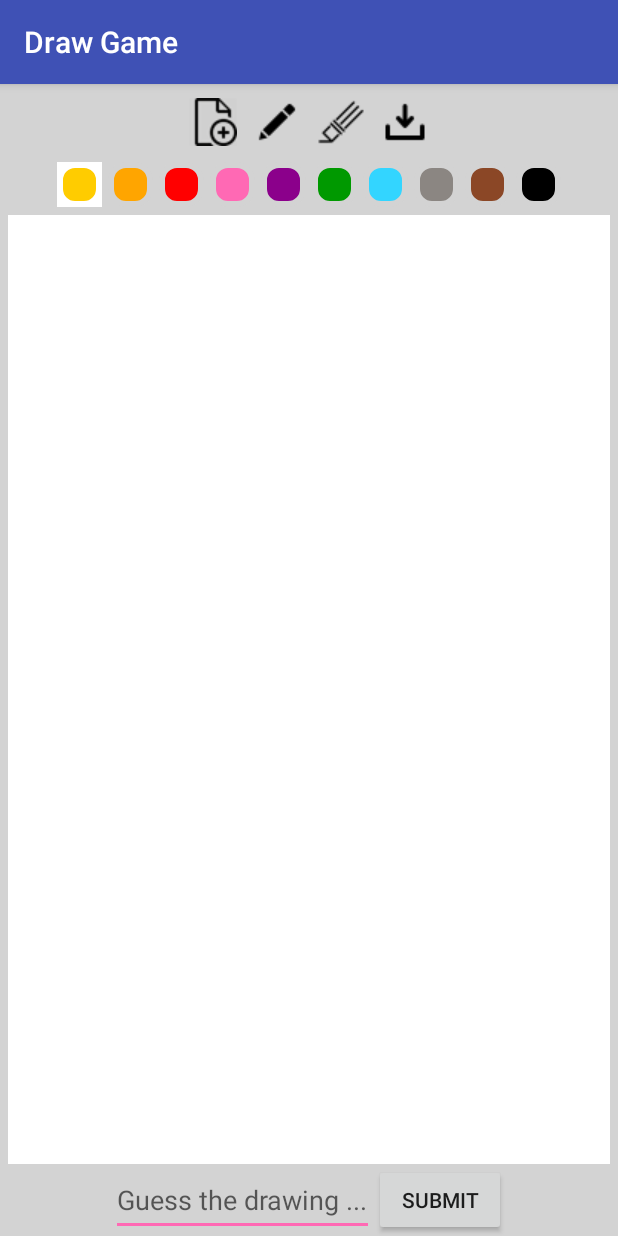
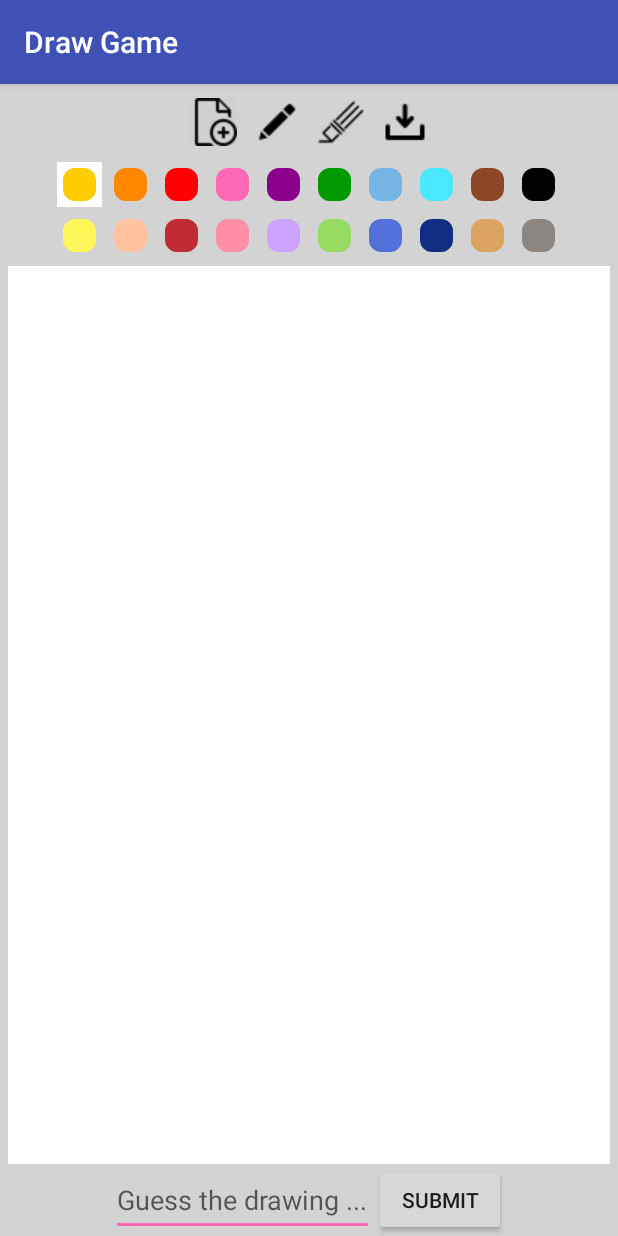
Before and after one commit to gitsani/DrawApp, an Android app: the MainActivity screen opened directly, with no data from a screen before it, on a phone screen of 412 x 824 dp. Run offline under Robolectric (Android 15) with nearby library versions, the phone set to English and light mode, and no system bars.

Commit message:
neue farben, feeertig ;)!

```diff
--- a/app/src/main/java/fhku/drawgame/DrawingView.java
+++ b/app/src/main/java/fhku/drawgame/DrawingView.java
@@ -11,7 +11,6 @@ import android.graphics.Color;
 import android.graphics.Paint;
 import android.graphics.Path;
 import android.util.AttributeSet;
-import android.util.Log;
 import android.view.MotionEvent;
 import android.view.View;
 import android.graphics.PorterDuff;
--- a/app/src/main/java/fhku/drawgame/GameOverActivity.java
+++ b/app/src/main/java/fhku/drawgame/GameOverActivity.java
@@ -34,7 +34,6 @@ public class GameOverActivity extends AppCompatActivity implements View.OnClickL
         redo.setOnClickListener(this);
 
 
-
         guess = getIntent().getBooleanExtra("guess", false);
         Log.i("GAME OVER", "result: " + guess);
 
@@ -49,7 +48,6 @@ public class GameOverActivity extends AppCompatActivity implements View.OnClickL
             redo.setVisibility(View.VISIBLE);
 
         }
-
 
     }
 
@@ -71,8 +69,6 @@ public class GameOverActivity extends AppCompatActivity implements View.OnClickL
 
         }
 
-
     }
 
-
 }
--- a/app/src/main/java/fhku/drawgame/MainActivity.java
+++ b/app/src/main/java/fhku/drawgame/MainActivity.java
@@ -54,12 +54,10 @@ public class MainActivity extends AppCompatActivity implements View.OnClickListe
         saveBtn = findViewById(R.id.save_btn);
         saveBtn.setOnClickListener(this);
 
-
         submitBtn = findViewById(R.id.submit_btn);
         submitBtn.setOnClickListener(this);
         mEdit = findViewById(R.id.edittext);
         mEdit.setOnClickListener(this);
-
     }
 
     public void paintClicked(View view) {
--- a/app/src/main/res/drawable/ic_launcher_background.xml
+++ b/app/src/main/res/drawable/ic_launcher_background.xml
@@ -167,4 +167,5 @@
         android:pathData="M79,19L79,89"
         android:strokeColor="#33FFFFFF"
         android:strokeWidth="0.8" />
+
 </vector>
--- a/app/src/main/res/layout/activity_main.xml
+++ b/app/src/main/res/layout/activity_main.xml
@@ -82,11 +82,11 @@
                 android:layout_width="@dimen/large_brush"
                 android:layout_height="@dimen/large_brush"
                 android:layout_margin="2dp"
-                android:background="#FFA500"
+                android:background="#ff8800"
                 android:contentDescription="@string/paint"
                 android:onClick="paintClicked"
                 android:src="@drawable/paint"
-                android:tag="#FFA500" />
+                android:tag="#ff8800" />
 
             <ImageButton
                 android:layout_width="@dimen/large_brush"
@@ -132,21 +132,21 @@
                 android:layout_width="@dimen/large_brush"
                 android:layout_height="@dimen/large_brush"
                 android:layout_margin="2dp"
-                android:background="#33D5FF"
+                android:background="#75b4e3"
                 android:contentDescription="@string/paint"
                 android:onClick="paintClicked"
                 android:src="@drawable/paint"
-                android:tag="#33D5FF" />
+                android:tag="#75b4e3" />
 
             <ImageButton
                 android:layout_width="@dimen/large_brush"
                 android:layout_height="@dimen/large_brush"
                 android:layout_margin="2dp"
-                android:background="#8b8682"
+                android:background="#49e8ff"
                 android:contentDescription="@string/paint"
                 android:onClick="paintClicked"
                 android:src="@drawable/paint"
-                android:tag="#8b8682" />
+                android:tag="#49e8ff" />
 
             <ImageButton
                 android:layout_width="@dimen/large_brush"
@@ -167,6 +167,114 @@
                 android:onClick="paintClicked"
                 android:src="@drawable/paint"
                 android:tag="#FF000000" />
+
+
+        </LinearLayout>
+
+        <LinearLayout
+            android:layout_width="wrap_content"
+            android:layout_height="wrap_content"
+            android:orientation="horizontal" >
+
+            <ImageButton
+                android:layout_width="@dimen/large_brush"
+                android:layout_height="@dimen/large_brush"
+                android:layout_margin="2dp"
+                android:background="#fef65b"
+                android:contentDescription="@string/paint"
+                android:onClick="paintClicked"
+                android:src="@drawable/paint"
+                android:tag="#fef65b" />
+
+            <ImageButton
+                android:layout_width="@dimen/large_brush"
+                android:layout_height="@dimen/large_brush"
+                android:layout_margin="2dp"
+                android:background="#ffc3a0"
+                android:contentDescription="@string/paint"
+                android:onClick="paintClicked"
+                android:src="@drawable/paint"
+                android:tag="#ffc3a0" />
+
+            <ImageButton
+                android:layout_width="@dimen/large_brush"
+                android:layout_height="@dimen/large_brush"
+                android:layout_margin="2dp"
+                android:background="#bf2c34"
+                android:contentDescription="@string/paint"
+                android:onClick="paintClicked"
+                android:src="@drawable/paint"
+                android:tag="#bf2c34" />
+
+            <ImageButton
+                android:layout_width="@dimen/large_brush"
+                android:layout_height="@dimen/large_brush"
+                android:layout_margin="2dp"
+                android:background="#ff8fa6"
+                android:contentDescription="@string/paint"
+                android:onClick="paintClicked"
+                android:src="@drawable/paint"
+                android:tag="#ff8fa6" />
+
+            <ImageButton
+                android:layout_width="@dimen/large_brush"
+                android:layout_height="@dimen/large_brush"
+                android:layout_margin="2dp"
+                android:background="#cca3ff"
+                android:contentDescription="@string/paint"
+                android:onClick="paintClicked"
+                android:src="@drawable/paint"
+                android:tag="#cca3ff" />
+
+            <ImageButton
+                android:layout_width="@dimen/large_brush"
+                android:layout_height="@dimen/large_brush"
+                android:layout_margin="2dp"
+                android:background="#97db62"
+                android:contentDescription="@string/paint"
+                android:onClick="paintClicked"
+                android:src="@drawable/paint"
+                android:tag="#97db62" />
+
+            <ImageButton
+                android:layout_width="@dimen/large_brush"
+                android:layout_height="@dimen/large_brush"
+                android:layout_margin="2dp"
+                android:background="#5271d9"
+                android:contentDescription="@string/paint"
+                android:onClick="paintClicked"
+                android:src="@drawable/paint"
+                android:tag="#5271d9" />
+
+            <ImageButton
+                android:layout_width="@dimen/large_brush"
+                android:layout_height="@dimen/large_brush"
+                android:layout_margin="2dp"
+                android:background="#102e82"
+                android:contentDescription="@string/paint"
+                android:onClick="paintClicked"
+                android:src="@drawable/paint"
+                android:tag="#102e82" />
+
+            <ImageButton
+                android:layout_width="@dimen/large_brush"
+                android:layout_height="@dimen/large_brush"
+                android:layout_margin="2dp"
+                android:background="#dba360"
+                android:contentDescription="@string/paint"
+                android:onClick="paintClicked"
+                android:src="@drawable/paint"
+                android:tag="#dba360" />
+
+            <ImageButton
+                android:layout_width="@dimen/large_brush"
+                android:layout_height="@dimen/large_brush"
+                android:layout_margin="2dp"
+                android:background="#8b8682"
+                android:contentDescription="@string/paint"
+                android:onClick="paintClicked"
+                android:src="@drawable/paint"
+                android:tag="#8b8682" />
 
         </LinearLayout>
 
```
